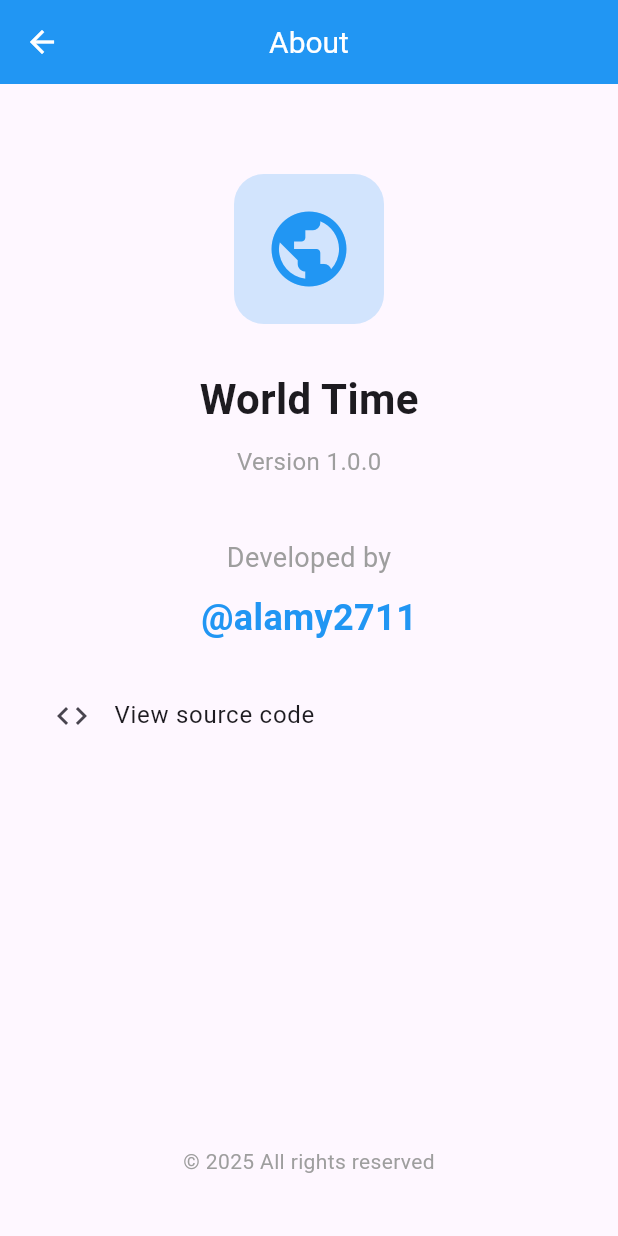
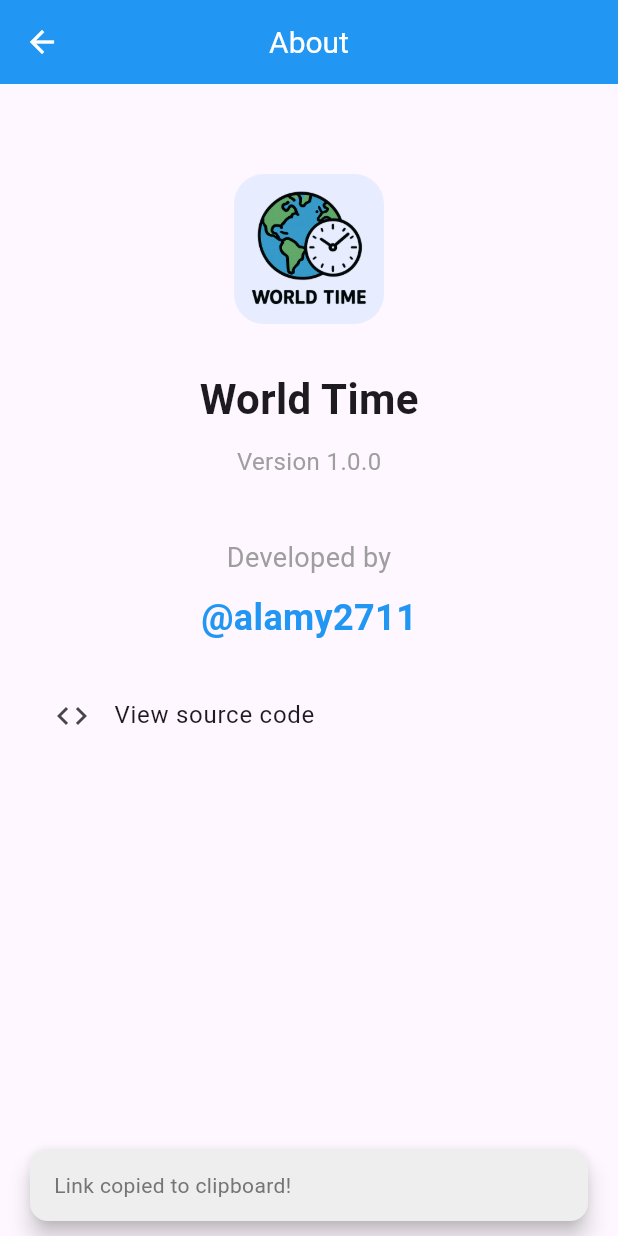
Before and after one commit to alamy2711/world_time, a Flutter app: the About screen opened by its route, after a tap on "View source code", on a phone screen of 412 x 824 dp. Run offline on Flutter 3.47's test engine with Material 3 defaults, Android fonts, the phone set to English and light mode, and no system bars; our stand-ins replace flutter_spinkit; network calls fail.

Commit message:
Fix app icon

```diff
--- a/lib/pages/about.dart
+++ b/lib/pages/about.dart
@@ -1,4 +1,7 @@
 import 'package:flutter/material.dart';
+
+import 'package:flutter/services.dart';
+
 
 class About extends StatelessWidget {
   const About({Key? key}) : super(key: key);
@@ -29,14 +32,10 @@ class About extends StatelessWidget {
               width: 100,
               height: 100,
               decoration: BoxDecoration(
-                color: Colors.blue.withOpacity(0.2),
+                color: Colors.blue.withOpacity(0.1),
                 borderRadius: BorderRadius.circular(20),
               ),
-              child: const Icon(
-                Icons.public,
-                size: 60,
-                color: Colors.blue,
-              ),
+              child: Image.asset('assets/images/world_time.png',),
             ),
             const SizedBox(height: 30),
             // App name
@@ -75,13 +74,27 @@ class About extends StatelessWidget {
               ),
             ),
             const SizedBox(height: 20),
-            // GitHub/GitLab link placeholder
+            // GitHub link placeholder
             ListTile(
               leading: const Icon(Icons.code),
               title: const Text('View source code'),
-              onTap: () {
-                // Add your GitHub/GitLab link here
-                // launch('https://github.com/alamy2711/world_time_app');
+              onTap: () async {
+                await Clipboard.setData(
+                  const ClipboardData(text: 'https://github.com/alamy2711/world_time.git'),
+                );
+                ScaffoldMessenger.of(context).showSnackBar(
+                  SnackBar(
+                    content: Text(
+                      'Link copied to clipboard!',
+                      style: TextStyle(color: Colors.grey[600]),
+                    ),
+                    backgroundColor: Colors.grey[200],
+                    behavior: SnackBarBehavior.floating,
+                    margin: const EdgeInsets.symmetric(horizontal: 20, vertical: 10),
+                    shape: RoundedRectangleBorder(borderRadius: BorderRadius.circular(12)),
+                    duration: const Duration(seconds: 2),
+                  ),
+                );
               },
             ),
             const Spacer(),
```
Also changed, not shown: pubspec.yaml (+8 -3 lines), assets/images/world_time.png (added), pubspec.lock, 23 other files.
